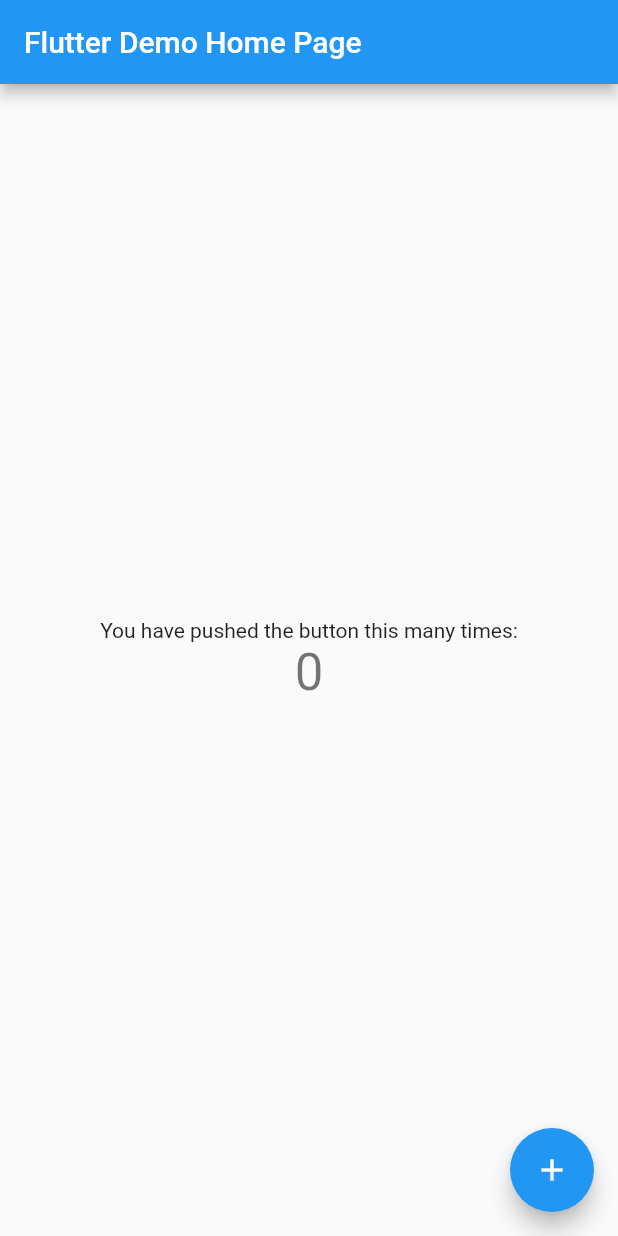
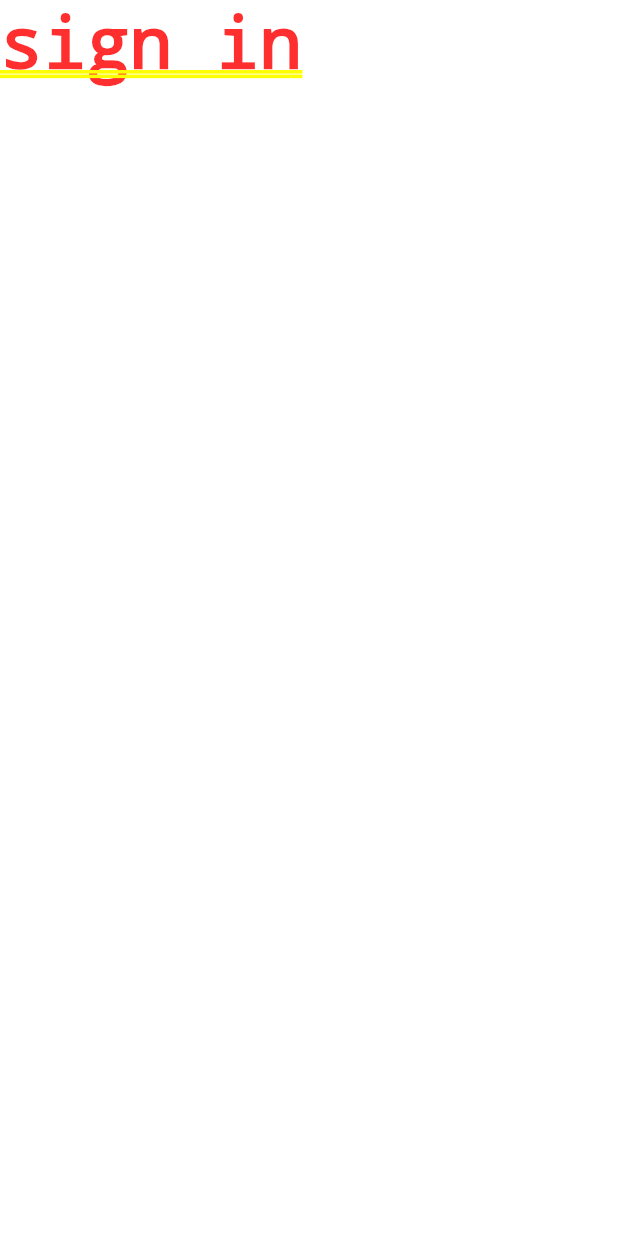
Before and after one commit to sakib151659/qms, a Flutter app: the screen it shows after launch, on a phone screen of 412 x 824 dp. Run offline on Flutter 3.47's test engine with Material 2 defaults, Android fonts, the phone set to English and light mode, and no system bars.

Commit message:
basic structure created

```diff
--- a/lib/main.dart
+++ b/lib/main.dart
@@ -1,4 +1,5 @@
 import 'package:flutter/material.dart';
+import 'package:qms/screens/wrapper.dart';
 
 void main() {
   runApp(const MyApp());
@@ -13,103 +14,9 @@ class MyApp extends StatelessWidget {
     return MaterialApp(
       title: 'Flutter Demo',
       theme: ThemeData(
-        // This is the theme of your application.
-        //
-        // Try running your application with "flutter run". You'll see the
-        // application has a blue toolbar. Then, without quitting the app, try
-        // changing the primarySwatch below to Colors.green and then invoke
-        // "hot reload" (press "r" in the console where you ran "flutter run",
-        // or simply save your changes to "hot reload" in a Flutter IDE).
-        // Notice that the counter didn't reset back to zero; the application
-        // is not restarted.
         primarySwatch: Colors.blue,
       ),
-      home: const MyHomePage(title: 'Flutter Demo Home Page'),
+      home: Wrapper(),
     );
   }
 }
-
-class MyHomePage extends StatefulWidget {
-  const MyHomePage({Key? key, required this.title}) : super(key: key);
-
-  // This widget is the home page of your application. It is stateful, meaning
-  // that it has a State object (defined below) that contains fields that affect
-  // how it looks.
-
-  // This class is the configuration for the state. It holds the values (in this
-  // case the title) provided by the parent (in this case the App widget) and
-  // used by the build method of the State. Fields in a Widget subclass are
-  // always marked "final".
-
-  final String title;
-
-  @override
-  State<MyHomePage> createState() => _MyHomePageState();
-}
-
-class _MyHomePageState extends State<MyHomePage> {
-  int _counter = 0;
-
-  void _incrementCounter() {
-    setState(() {
-      // This call to setState tells the Flutter framework that something has
-      // changed in this State, which causes it to rerun the build method below
-      // so that the display can reflect the updated values. If we changed
-      // _counter without calling setState(), then the build method would not be
-      // called again, and so nothing would appear to happen.
-      _counter++;
-    });
-  }
-
-  @override
-  Widget build(BuildContext context) {
-    // This method is rerun every time setState is called, for instance as done
-    // by the _incrementCounter method above.
-    //
-    // The Flutter framework has been optimized to make rerunning build methods
-    // fast, so that you can just rebuild anything that needs updating rather
-    // than having to individually change instances of widgets.
-    return Scaffold(
-      appBar: AppBar(
-        // Here we take the value from the MyHomePage object that was created by
-        // the App.build method, and use it to set our appbar title.
-        title: Text(widget.title),
-      ),
-      body: Center(
-        // Center is a layout widget. It takes a single child and positions it
-        // in the middle of the parent.
-        child: Column(
-          // Column is also a layout widget. It takes a list of children and
-          // arranges them vertically. By default, it sizes itself to fit its
-          // children horizontally, and tries to be as tall as its parent.
-          //
-          // Invoke "debug painting" (press "p" in the console, choose the
-          // "Toggle Debug Paint" action from the Flutter Inspector in Android
-          // Studio, or the "Toggle Debug Paint" command in Visual Studio Code)
-          // to see the wireframe for each widget.
-          //
-          // Column has various properties to control how it sizes itself and
-          // how it positions its children. Here we use mainAxisAlignment to
-          // center the children vertically; the main axis here is the vertical
-          // axis because Columns are vertical (the cross axis would be
-          // horizontal).
-          mainAxisAlignment: MainAxisAlignment.center,
-          children: <Widget>[
-            const Text(
-              'You have pushed the button this many times:',
-            ),
-            Text(
-              '$_counter',
-              style: Theme.of(context).textTheme.headline4,
-            ),
-          ],
-        ),
-      ),
-      floatingActionButton: FloatingActionButton(
-        onPressed: _incrementCounter,
-        tooltip: 'Increment',
-        child: const Icon(Icons.add),
-      ), // This trailing comma makes auto-formatting nicer for build methods.
-    );
-  }
-}
--- /dev/null
+++ b/lib/models/user.dart
@@ -0,0 +1,52 @@
+class User{
+
+  final String? uid;
+
+  User({this.uid,});
+
+}
+
+
+// // user data model for personal profile
+// class UserData{
+//   final String uid;
+//   final String name;
+//   final String email;
+//   final int credit;
+//
+//
+//   UserData({this.uid, this.name, this.email, this.credit});
+// }
+//
+// // payment data model for personal profiel
+// class PaymentData{
+//   final String email;
+//   final String billingDate;
+//   final String paymentStatus;
+//   PaymentData({this.billingDate, this.paymentStatus, this.email,});
+// }
+//
+//
+// class UserDataForCreditPayment{
+//   final String uid;
+//   final String name;
+//   final String email;
+//   final int credit;
+//   final String mobileNumber;
+//   final String gender;
+//   final String joiningDate;
+//   final String address;
+//       UserDataForCreditPayment({this.uid, this.name, this.email, this.credit, this.mobileNumber, this.gender, this.joiningDate, this.address});
+// }
+//
+// class UserDataForProfileUpdate{
+//   final String uid;
+//   final String name;
+//   final String email;
+//   final int credit;
+//   final String mobileNumber;
+//   final String gender;
+//   final String joiningDate;
+//   final String address;
+//   UserDataForProfileUpdate({this.uid, this.name, this.email, this.credit, this.mobileNumber, this.gender, this.joiningDate, this.address});
+// }
--- a/lib/screens/auth/authenticate.dart
+++ b/lib/screens/auth/authenticate.dart
@@ -0,0 +1,25 @@
+import 'package:flutter/material.dart';
+import 'package:qms/screens/auth/sign_in.dart';
+import 'package:qms/screens/auth/sign_up.dart';
+
+class Authenticate extends StatefulWidget {
+  const Authenticate({Key? key}) : super(key: key);
+
+  @override
+  State<Authenticate> createState() => _AuthenticateState();
+}
+
+class _AuthenticateState extends State<Authenticate> {
+  bool showSignIn = true;
+  void toggleView(){
+    setState(() => showSignIn = !showSignIn);
+  }
+  @override
+  Widget build(BuildContext context) {
+    if (showSignIn){
+      return SignIn(toggleView: toggleView);
+    } else {
+      return SignUp(toggleView: toggleView);
+    }
+  }
+}
--- a/lib/screens/auth/sign_in.dart
+++ b/lib/screens/auth/sign_in.dart
@@ -0,0 +1,19 @@
+import 'package:flutter/material.dart';
+
+class SignIn extends StatefulWidget {
+  final Function toggleView;
+  const SignIn({Key? key, required this.toggleView}) : super(key: key);
+
+  @override
+  State<SignIn> createState() => _SignInState();
+}
+
+class _SignInState extends State<SignIn> {
+  @override
+  Widget build(BuildContext context) {
+    return Container(
+      child: Text("sign in"),
+
+    );
+  }
+}
--- a/lib/screens/auth/sign_up.dart
+++ b/lib/screens/auth/sign_up.dart
@@ -0,0 +1,18 @@
+import 'package:flutter/material.dart';
+
+class SignUp extends StatefulWidget {
+  final Function toggleView;
+  const SignUp({Key? key, required this.toggleView}) : super(key: key);
+
+  @override
+  State<SignUp> createState() => _SignUpState();
+}
+
+class _SignUpState extends State<SignUp> {
+  @override
+  Widget build(BuildContext context) {
+    return Container(
+      child: Text("sign up"),
+    );
+  }
+}
--- a/lib/screens/wrapper.dart
+++ b/lib/screens/wrapper.dart
@@ -0,0 +1,22 @@
+import 'package:flutter/material.dart';
+import 'package:provider/provider.dart';
+import '../models/user.dart';
+import 'auth/authenticate.dart';
+class Wrapper extends StatelessWidget {
+
+  @override
+  Widget build(BuildContext context) {
+
+    //final user = Provider.of<User>(context);
+
+
+    // if (user == null){
+    //   return Authenticate();
+    // } else {
+    //   //return Home();
+    //   //return mainNavigation();
+    //   return Authenticate();  // just for test
+    // }
+    return Authenticate();
+  }
+}
```
